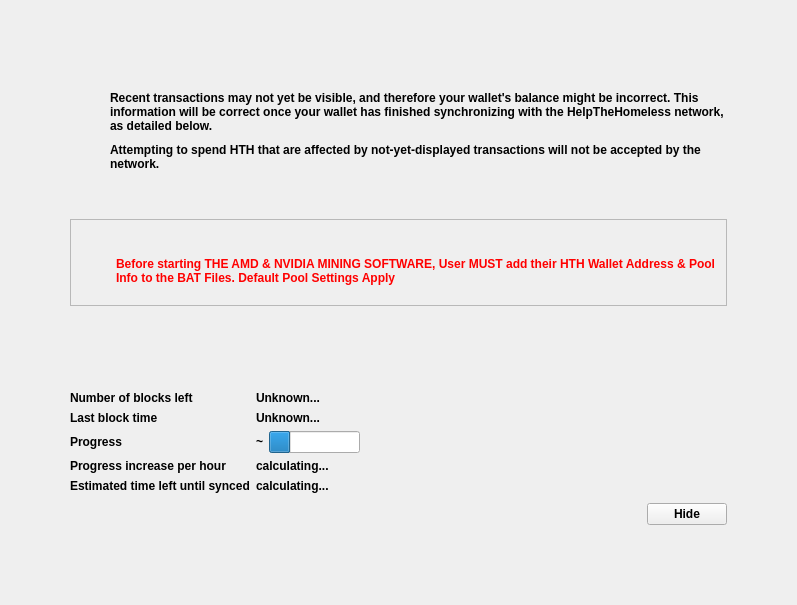
This is src/qt/forms/modaloverlay.ui in HTHcoin/helpthehomelesscoin as Qt 5 draws it before an edit. The edited form follows.
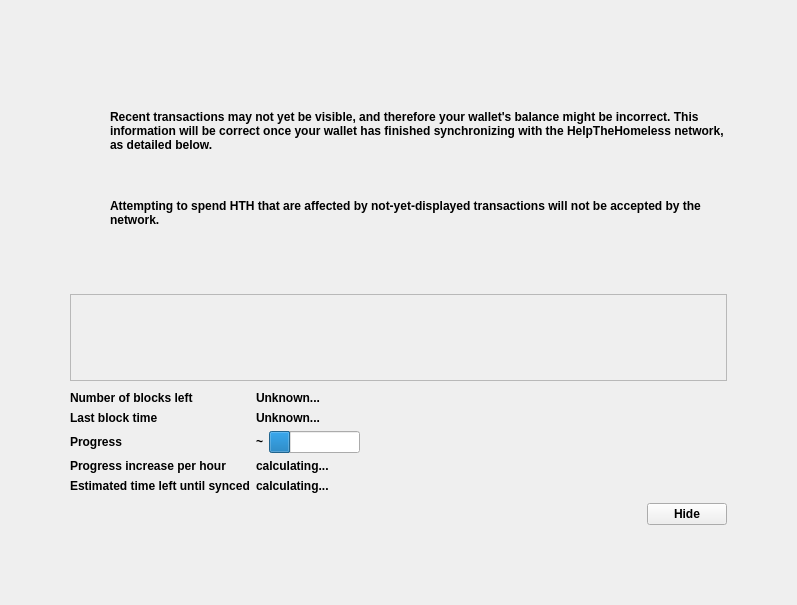
This is the edited form. Icons and pictures are not drawn. Custom widgets are drawn as their Qt base class.

```diff
--- a/src/qt/forms/modaloverlay.ui
+++ b/src/qt/forms/modaloverlay.ui
@@ -55,7 +55,7 @@
         <property name="styleSheet">
          <string notr="true"/>
         </property>
-        <layout class="QVBoxLayout" name="verticalLayoutSub" stretch="1,0,0,0,0,0">
+        <layout class="QVBoxLayout" name="verticalLayoutSub" stretch="1,0,0,0,0">
          <property name="spacing">
           <number>0</number>
          </property>
@@ -200,115 +200,8 @@
            <property name="frameShadow">
             <enum>QFrame::Raised</enum>
            </property>
-           <widget class="QWidget" name="layoutWidget">
-            <property name="geometry">
-             <rect>
-              <x>0</x>
-              <y>0</y>
-              <width>651</width>
-              <height>85</height>
-             </rect>
-            </property>
-            <layout class="QHBoxLayout" name="horizontalLayoutIconText_2" stretch="0,1">
-             <property name="topMargin">
-              <number>20</number>
-             </property>
-             <item>
-              <layout class="QVBoxLayout" name="verticalLayoutIcon_2">
-               <property name="leftMargin">
-                <number>0</number>
-               </property>
-               <item>
-                <widget class="QPushButton" name="warningIcon_2">
-                 <property name="enabled">
-                  <bool>false</bool>
-                 </property>
-                 <property name="text">
-                  <string/>
-                 </property>
-                 <property name="icon">
-                  <iconset>
-                   <normaloff>:/icons/www</normaloff>
-                   <disabledoff>:/icons/www</disabledoff>:/icons/www</iconset>
-                 </property>
-                 <property name="iconSize">
-                  <size>
-                   <width>48</width>
-                   <height>48</height>
-                  </size>
-                 </property>
-                 <property name="flat">
-                  <bool>true</bool>
-                 </property>
-                </widget>
-               </item>
-               <item>
-                <spacer name="verticalSpacerWarningIcon_2">
-                 <property name="orientation">
-                  <enum>Qt::Vertical</enum>
-                 </property>
-                 <property name="sizeHint" stdset="0">
-                  <size>
-                   <width>20</width>
-                   <height>40</height>
-                  </size>
-                 </property>
-                </spacer>
-               </item>
-              </layout>
-             </item>
-             <item>
-              <layout class="QVBoxLayout" name="verticalLayoutInfoText_2">
-               <property name="leftMargin">
-                <number>0</number>
-               </property>
-               <property name="topMargin">
-                <number>0</number>
-               </property>
-               <item>
-                <widget class="QLabel" name="infoText_2">
-                 <property name="minimumSize">
-                  <size>
-                   <width>0</width>
-                   <height>0</height>
-                  </size>
-                 </property>
-                 <property name="styleSheet">
-                  <string notr="true">color: red;</string>
-                 </property>
-                 <property name="text">
-                  <string>Before starting THE AMD &amp; NVIDIA MINING SOFTWARE,  User MUST add their HTH Wallet Address &amp; Pool Info to the BAT Files. Default Pool Settings Apply</string>
-                 </property>
-                 <property name="textFormat">
-                  <enum>Qt::RichText</enum>
-                 </property>
-                 <property name="wordWrap">
-                  <bool>true</bool>
-                 </property>
-                </widget>
-               </item>
-              </layout>
-             </item>
-            </layout>
-           </widget>
           </widget>
          </item>
-         <item>
-          <spacer name="verticalSpacer_2">
-           <property name="orientation">
-            <enum>Qt::Vertical</enum>
-           </property>
-           <property name="sizeType">
-            <enum>QSizePolicy::Fixed</enum>
-           </property>
-           <property name="sizeHint" stdset="0">
-            <size>
-             <width>20</width>
-             <height>75</height>
-            </size>
-           </property>
-          </spacer>
-         </item>
          <item>
           <layout class="QFormLayout" name="formLayout">
            <property name="fieldGrowthPolicy">
```
